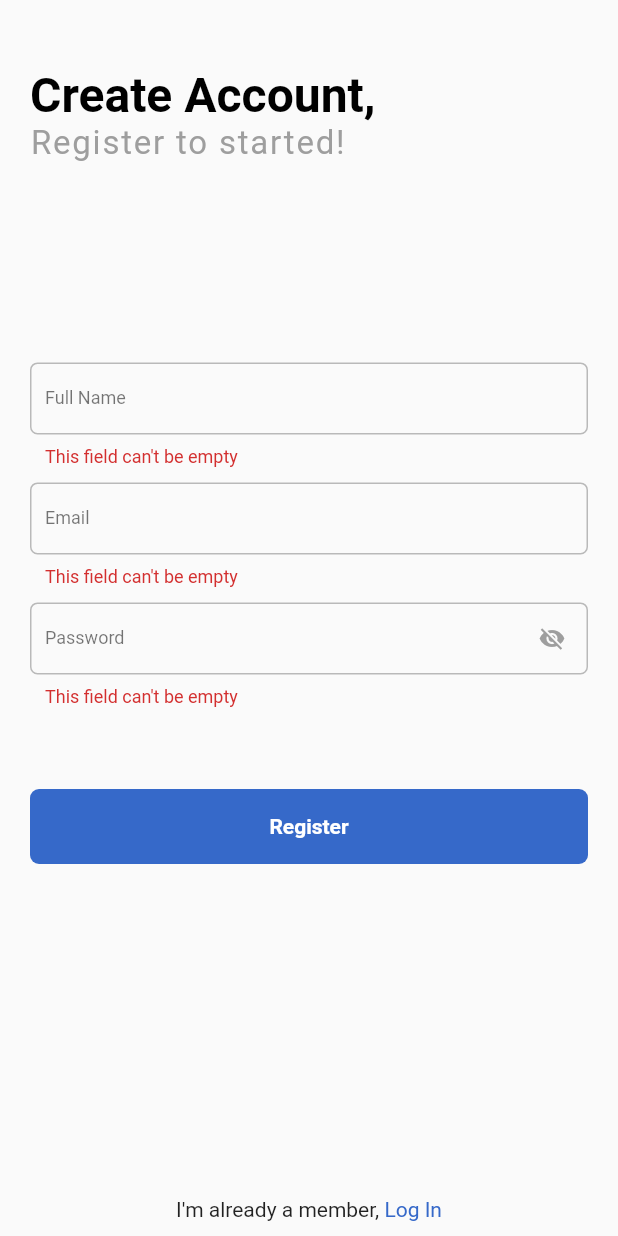
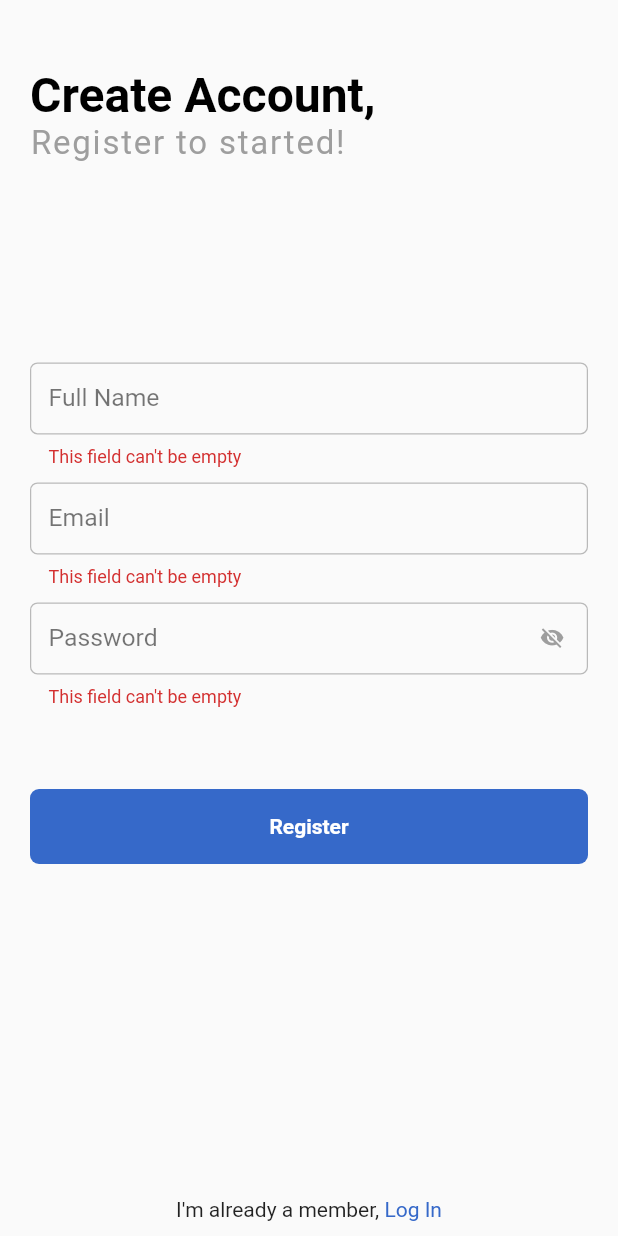
Before and after one commit to mirfan23/e-commerce, a Flutter app: the RegisterView screen opened by its route, after a tap on "Register", on a phone screen of 412 x 824 dp. Run offline on Flutter 3.47's test engine with Material 2 defaults, Android fonts, the phone set to English and light mode, and no system bars; our stand-ins replace cached_network_image, carousel_slider, flutter_easyloading, get, hive, hive_flutter and 1 more; accounts and stored records are empty; network calls fail.

```diff
--- a/lib/app/modules/detail_lukisan/views/detail_lukisan_view.dart
+++ b/lib/app/modules/detail_lukisan/views/detail_lukisan_view.dart
@@ -3,11 +3,13 @@
 import 'package:galeri_lukisan/app/modules/detail_lukisan/widget/product_carousel.dart';
 import 'package:galeri_lukisan/helper/helpers.dart';
 import 'package:flutter/material.dart';
+import 'package:get/get.dart';
 
 import 'package:intl/intl.dart';
 import 'package:url_launcher/url_launcher.dart';
 
 import '../../../data/models/product.dart';
+import '../../../routes/app_pages.dart';
 
 class DetailLukisanView extends StatefulWidget {
   final Product product;
--- a/lib/app/modules/register/views/register_view.dart
+++ b/lib/app/modules/register/views/register_view.dart
@@ -3,8 +3,8 @@
 import 'package:galeri_lukisan/app/modules/login/views/login_view.dart';
 import 'package:flutter/material.dart';
 import 'package:galeri_lukisan/helper/string_extension.dart';
-
-import '../../../../helper/controllers.dart';
+import 'package:get/get.dart';
+import 'package:galeri_lukisan/app/modules/register/controllers/auth_controller.dart';
 import '../../../../helper/input_text_button.dart';
 import '../../../../helper/input_text_field.dart';
 
@@ -20,6 +20,7 @@ class _RegisterView extends State<RegisterView> {
   TextEditingController fullNameController = TextEditingController();
   TextEditingController emailController = TextEditingController();
   TextEditingController passwordController = TextEditingController();
+  final AuthController _authController = Get.put(AuthController.instance);
 
   @override
   void dispose() {
@@ -59,6 +60,7 @@ class _RegisterView extends State<RegisterView> {
                   flex: 3,
                 ),
                 InputTextField(
+                  // height: 5.sh,
                   title: 'Full Name',
                   textEditingController: fullNameController,
                   validation: (String? value) {
@@ -109,7 +111,7 @@ class _RegisterView extends State<RegisterView> {
                   title: "Register",
                   onClick: () {
                     if (_formKey.currentState!.validate()) {
-                      authController.signUp(
+                      _authController.signUp(
                         fullName: fullNameController.text,
                         email: emailController.text,
                         password: passwordController.text,
--- a/lib/helper/const.dart
+++ b/lib/helper/const.dart
@@ -4,4 +4,4 @@ double statusAreaHeight = Get.mediaQuery.viewPadding.top;
 double screenWidth = Get.width;
 double screenHeight = Get.height - statusAreaHeight;
 
-String baseUrl = 'http://192.168.1.9:1337';
+String baseUrl = 'http://192.168.1.3:1337';
--- a/lib/helper/input_text_field.dart
+++ b/lib/helper/input_text_field.dart
@@ -1,5 +1,6 @@
 import 'package:flutter/material.dart';
 import 'package:flutter/services.dart';
+import 'package:galeri_lukisan/helper/helpers.dart';
 
 class InputTextField extends StatefulWidget {
   final String? Function(String?)? validation;
@@ -74,8 +75,11 @@ class _InputTextFieldState extends State<InputTextField> {
         },
         onEditingComplete: widget.onEditComplete,
         obscureText: _isVisible,
-        style:
-            const TextStyle(fontSize: 12.0, height: 2.0, color: Colors.black),
+        style: TextStyle(
+          fontSize: 2.sh,
+          height: 0.2.sh,
+          color: Colors.black,
+        ),
         textAlign: widget.textAlign,
         autovalidateMode: AutovalidateMode.onUserInteraction,
         decoration: InputDecoration(
@@ -85,14 +89,14 @@ class _InputTextFieldState extends State<InputTextField> {
             suffixIcon: widget.obsecureText
                 ? GestureDetector(
                     child: _isVisible
-                        ? const Icon(
+                        ? Icon(
                             Icons.visibility_off,
-                            size: 18,
+                            size: 2.sh,
                             color: Colors.grey,
                           )
-                        : const Icon(
+                        : Icon(
                             Icons.visibility,
-                            size: 18,
+                            size: 2.sh,
                             color: Colors.grey,
                           ),
                     onTap: () => setState(() {
@@ -101,24 +105,23 @@ class _InputTextFieldState extends State<InputTextField> {
                   )
                 : null,
             contentPadding:
-                const EdgeInsets.symmetric(horizontal: 10, vertical: 5),
-            hintStyle:
-                const TextStyle(fontWeight: FontWeight.w300, fontSize: 11),
-            border: const OutlineInputBorder(
+                EdgeInsets.symmetric(horizontal: 1.5.sh, vertical: 0.5.sh),
+            hintStyle: TextStyle(fontWeight: FontWeight.w300, fontSize: 2.sh),
+            border: OutlineInputBorder(
               borderRadius: BorderRadius.all(Radius.circular(5.0)),
-              borderSide: BorderSide(width: 1, color: Colors.black26),
+              borderSide: BorderSide(width: 0.1.sh, color: Colors.black26),
             ),
-            enabledBorder: const OutlineInputBorder(
+            enabledBorder: OutlineInputBorder(
               borderRadius: BorderRadius.all(Radius.circular(5.0)),
-              borderSide: BorderSide(width: 1, color: Colors.black26),
+              borderSide: BorderSide(width: 0.1.sh, color: Colors.black26),
             ),
-            errorBorder: const OutlineInputBorder(
+            errorBorder: OutlineInputBorder(
               borderRadius: BorderRadius.all(Radius.circular(5.0)),
-              borderSide: BorderSide(width: 1, color: Colors.black26),
+              borderSide: BorderSide(width: 0.1.sh, color: Colors.black26),
             ),
-            focusedBorder: const OutlineInputBorder(
+            focusedBorder: OutlineInputBorder(
               borderRadius: BorderRadius.all(Radius.circular(5.0)),
-              borderSide: BorderSide(width: 1, color: Colors.black26),
+              borderSide: BorderSide(width: 0.1.sh, color: Colors.black26),
             )),
       ),
     );
--- a/lib/helper/string_extension.dart
+++ b/lib/helper/string_extension.dart
@@ -39,9 +39,4 @@ extension ExtString on String {
     final passwordRegExp = RegExp(r'[0-9]');
     return passwordRegExp.hasMatch(this);
   }
-
-  bool get isValidPhone {
-    final phoneRegExp = RegExp(r"^\+?0[0-9]{10}$");
-    return phoneRegExp.hasMatch(this);
-  }
 }
```
